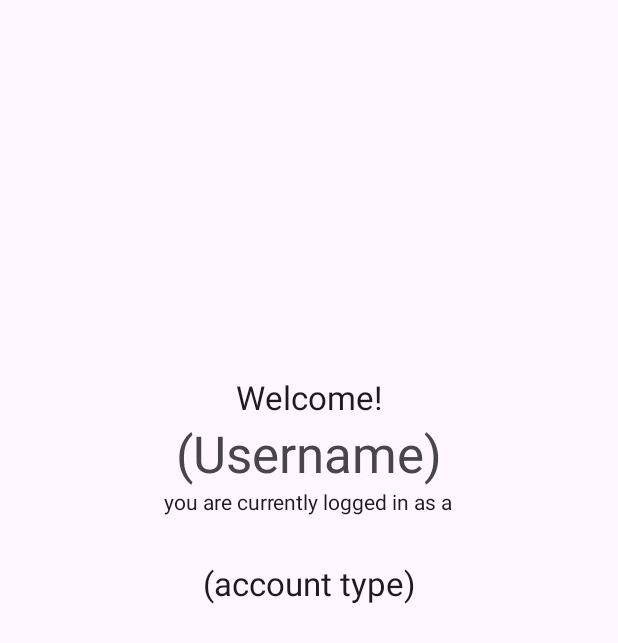
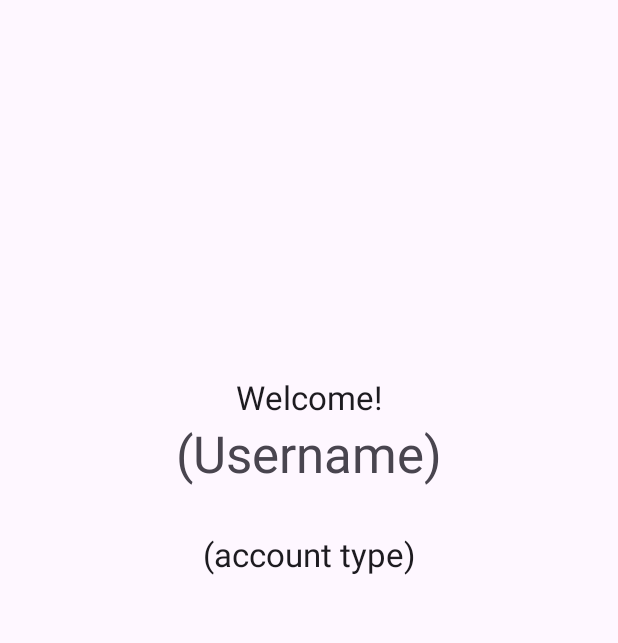
Before and after one commit to SEG2105BC-uOttawa/seg2105f23-project_grp_42, an Android app: the WelcomeScreen screen opened directly, with no data from a screen before it, on a phone screen of 412 x 824 dp. Shown: the top 643 px of the screen. Run offline under Robolectric (Android 15) with nearby library versions, the phone set to English and light mode, and no system bars; Roboto replaces fonts that are not available here; 2 statements that could not run were skipped.

Commit message:
changing vlaue of string

```diff
--- a/app/src/main/res/layout/activity_welcome_screen.xml
+++ b/app/src/main/res/layout/activity_welcome_screen.xml
@@ -32,15 +32,6 @@
             android:text="@string/username_hint"
             android:textAppearance="@style/TextAppearance.AppCompat.Display1" />
 
-        <TextView
-            android:id="@+id/textView3"
-            android:layout_width="wrap_content"
-            android:layout_height="wrap_content"
-            android:layout_gravity="center"
-            android:layout_weight="0"
-            android:text="@string/login_info"
-            android:textAppearance="@style/TextAppearance.AppCompat.Body1" />
-
         <Space
             android:layout_width="match_parent"
             android:layout_height="30dp" />
```
